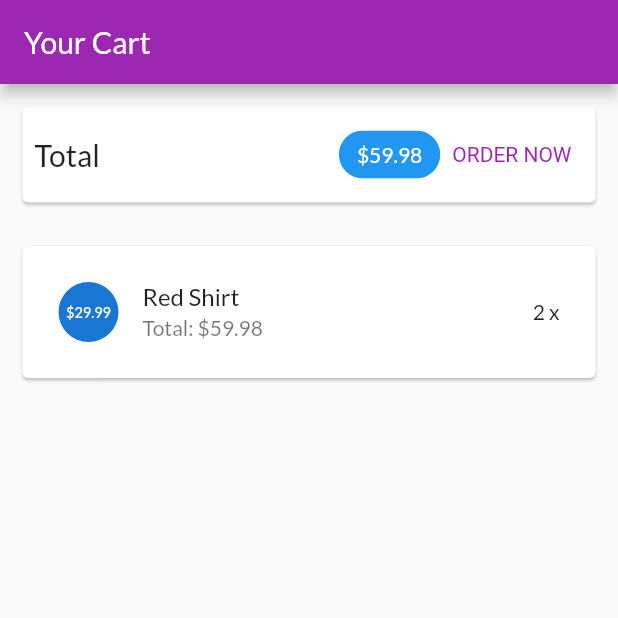
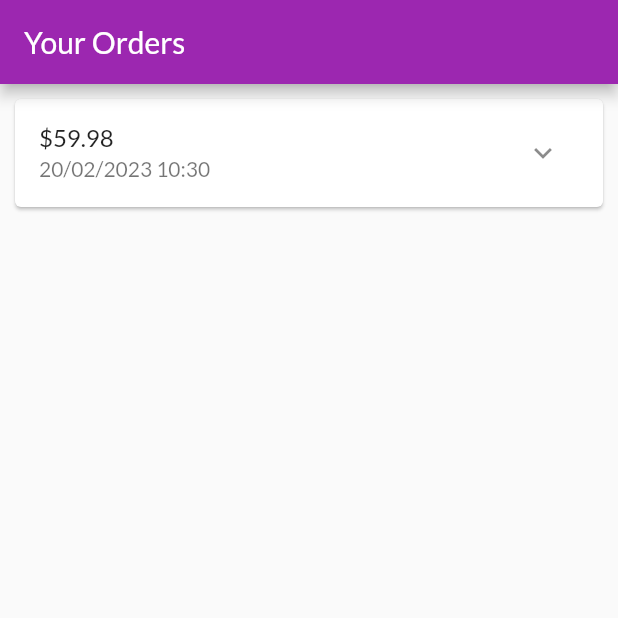
Before and after one commit to TranNhutLinhB1910248/Project_UDDD, a Flutter app: the screen it shows after launch, on a phone screen of 412 x 824 dp, the top half of it. Run offline on Flutter 3.47's test engine with Material 2 defaults, Android fonts, the phone set to English and light mode, and no system bars.

Commit message:
Xay dung trang cac dat hang

```diff
--- a/lib/main.dart
+++ b/lib/main.dart
@@ -1,10 +1,11 @@
 import 'package:flutter/material.dart';
 
-import 'ui/products/products_manager.dart';
-import 'ui/products/product_detail_screen.dart';
-import 'ui/products/product_overview_screen.dart';
-import 'ui/products/user_products_screen.dart';
-import 'ui/cart/cart_screen.dart';
+// import 'ui/products/products_manager.dart';
+// import 'ui/products/product_detail_screen.dart';
+// import 'ui/products/product_overview_screen.dart';
+// import 'ui/products/user_products_screen.dart';
+// import 'ui/cart/cart_screen.dart';
+import 'ui/orders/orders_screen.dart';
 
 void main() {
   runApp(const MyApp());
@@ -35,7 +36,7 @@ class MyApp extends StatelessWidget {
       //   ),
       // ),
       home: const SafeArea(
-        child: CartScreen(),
+        child: OrdersScreen(),
           // ProductsManager().items[0],
         // ),
       ),
--- /dev/null
+++ b/lib/models/order_item.dart
@@ -0,0 +1,33 @@
+import 'cart_item.dart';
+
+class OrderItem {
+  final String? id;
+  final double amount;
+  final List<CartItem> products;
+  final DateTime dateTime;
+
+  int get productCount{
+    return products.length;
+  }
+
+  OrderItem({
+    this.id,
+    required this.amount,
+    required this.products,
+    DateTime? dateTime,
+  }) : dateTime = dateTime ?? DateTime.now();
+
+  OrderItem copyWith({
+    String? id,
+    double? amount,
+    List<CartItem>? products,
+    DateTime? dateTime,
+}){
+    return OrderItem(
+      id: id ?? this.id,
+      amount : amount ?? this.amount,
+      products: products ?? this.products,
+      dateTime: dateTime ?? this.dateTime,
+    );
+  }
+}
--- /dev/null
+++ b/lib/ui/orders/order_item_card.dart
@@ -0,0 +1,81 @@
+import 'dart:math';
+
+import 'package:flutter/material.dart';
+import 'package:intl/intl.dart';
+
+import '../../models/order_item.dart';
+
+class OrderItemCard extends StatefulWidget{
+  final OrderItem order;
+
+  const OrderItemCard(this.order, {super.key});
+
+  @override
+  State<OrderItemCard> createState() => _OrderItemCardState();
+}
+
+class _OrderItemCardState extends State<OrderItemCard> {
+  var _expanded  = false;
+
+  @override
+  Widget build(BuildContext context){
+    return Card(
+      margin: const EdgeInsets.all(10),
+      child: Column(
+        children: <Widget>[
+          buildOrderSummary(),
+          if (_expanded) buildOrderDetails()
+        ] ,
+      ),
+    );
+  }
+
+  Widget buildOrderDetails(){
+    return Container(
+      padding: const EdgeInsets.symmetric(horizontal: 15, vertical: 4),
+      height: min(widget.order.productCount * 20.0 + 10, 100),
+      child: ListView(
+        children: widget.order.products
+            .map(
+              (prod) => Row(
+                mainAxisAlignment: MainAxisAlignment.spaceBetween,
+                children: <Widget>[
+                  Text(
+                    prod.title,
+                    style: const TextStyle(
+                      fontSize: 18,
+                      fontWeight: FontWeight.bold,
+                    ),
+                  ),
+                  Text(
+                    '${prod.quantity}x \$${prod.price}',
+                    style: const TextStyle(
+                      fontSize: 18,
+                      color: Colors.grey,
+                    ),
+                  )
+                ],
+              ),
+            )
+            .toList(),
+      ),
+    );
+  }
+
+  Widget buildOrderSummary(){
+    return ListTile(
+      title: Text('\$${widget.order.amount}'),
+      subtitle: Text(
+        DateFormat('dd/MM/yyyy hh:mm').format(widget.order.dateTime),
+      ),
+      trailing: IconButton(
+        icon: Icon(_expanded ? Icons.expand_less : Icons.expand_more),
+        onPressed: (){
+          setState(() {
+            _expanded = !_expanded;
+          });
+        },
+      ),
+    );
+  }
+}
--- /dev/null
+++ b/lib/ui/orders/orders_manager.dart
@@ -0,0 +1,30 @@
+import 'package:flutter/material.dart';
+
+import '../../models/cart_item.dart';
+import '../../models/order_item.dart';
+
+class OrdersManager with ChangeNotifier {
+  final List<OrderItem> _orders = [
+    OrderItem(
+      id: 'o1',
+      amount: 59.98,
+      products: [
+        CartItem(
+          id: 'c1',
+          title: 'Red Shirt',
+          quantity: 2,
+          price: 29.99
+        )
+      ],
+      dateTime: DateTime.now(),
+    )
+  ];
+
+  int get orderCount {
+    return _orders.length;
+  }
+
+  List<OrderItem> get orders {
+    return [..._orders];
+  }
+}
--- /dev/null
+++ b/lib/ui/orders/orders_screen.dart
@@ -0,0 +1,23 @@
+import 'package:flutter/material.dart';
+
+import 'order_item_card.dart';
+import 'orders_manager.dart';
+
+class OrdersScreen extends StatelessWidget{
+  const OrdersScreen ({super.key});
+
+  @override
+  Widget build(BuildContext context){
+    print('building orders');
+    final ordersManager = OrdersManager();
+    return Scaffold(
+      appBar: AppBar(
+        title: const Text('Your Orders'),
+      ),
+      body: ListView.builder(
+        itemCount: ordersManager.orderCount,
+        itemBuilder: (ctx, i) => OrderItemCard(ordersManager.orders[i]),
+      ),
+    );
+  }
+}
--- a/pubspec.yaml
+++ b/pubspec.yaml
@@ -11,6 +11,7 @@ environment:
 dependencies:
   flutter:
     sdk: flutter
+  intl: ^0.17.0
   cupertino_icons: ^1.0.2
 
 dev_dependencies:
```
Also changed, not shown: pubspec.lock.
